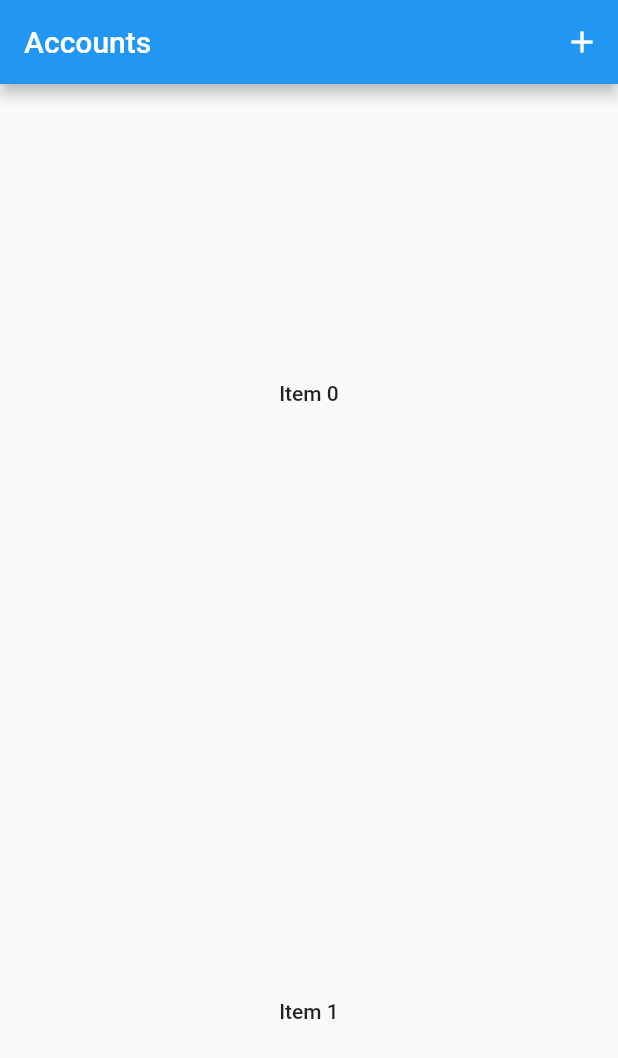
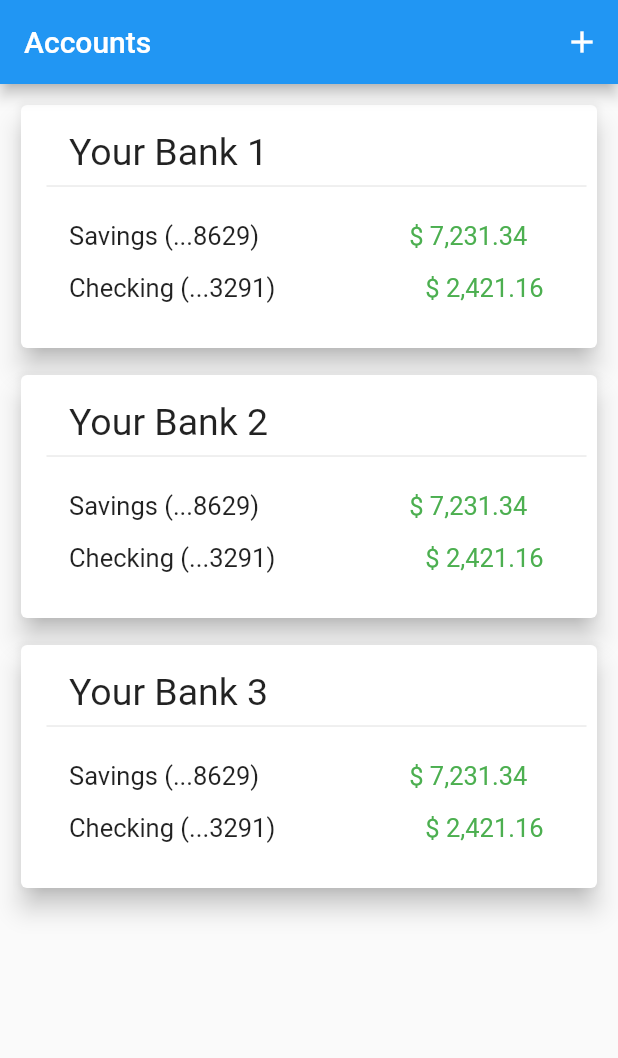
Before and after one commit to BYUCS452F2021/PennyTrax, a Flutter app: the screen it shows after launch, on a phone screen of 412 x 824 dp. Shown: the top 1058 px of the screen. Run offline on Flutter 3.47's test engine with Material 2 defaults, Android fonts, the phone set to English and light mode, and no system bars.

Commit message:
Add template for account cards

```diff
--- a/frontend/lib/view/accounts.dart
+++ b/frontend/lib/view/accounts.dart
@@ -19,7 +19,6 @@ class _AccountsState extends State<Accounts> {
 
   @override
   Widget build(BuildContext context) {
-
     return Scaffold(
       appBar: AppBar(
         title: const Text('Accounts'),
@@ -35,19 +34,111 @@ class _AccountsState extends State<Accounts> {
           ),
         ],
       ),
-      body: GridView.count(
-        // Number of columns
-        crossAxisCount: 1,
-        // Generate list of widgets
-        children: List.generate(100, (index) {
-          return Center(
-            child: Text(
-              'Item $index',
-              style: Theme.of(context).textTheme.bodyText1,
-            ),
-          );
-        }),
+      body: ListView.builder(
+        itemCount: 3,
+        itemBuilder: (context, index) {
+          return accountCard(index);
+        },
       ),
     );
   }
 }
+
+Widget accountCard(index) {
+  return Container(
+    padding: EdgeInsets.fromLTRB(10, 10, 10, 0),
+    height: 180,
+    width: double.maxFinite,
+    child: Card(
+      elevation: 7,
+      child: Padding(
+        padding: EdgeInsets.all(7),
+        child: Stack(children: <Widget>[
+          Align(
+            alignment: Alignment.centerRight,
+            child: Stack(
+              children: <Widget>[
+                Padding(
+                  padding: const EdgeInsets.only(left: 10, top: 5),
+                  child: Column(
+                    children: <Widget>[
+                      Row(
+                        children: <Widget>[
+                          Padding(
+                            padding: EdgeInsets.only(left: 15, top: 5),
+                            child: Align(
+                              alignment: Alignment.centerLeft,
+                              child: Text(
+                                'Your Bank ${index + 1}',
+                                style: TextStyle(fontSize: 25),
+                              ),
+                            ),
+                          )
+                        ],
+                      ),
+                      Row(
+                        children: const <Widget>[
+                          Expanded(child: Divider()),
+                        ],
+                      ),
+                      Row(
+                        children: const <Widget>[
+                          Padding(
+                            padding: EdgeInsets.only(left: 15, top: 15),
+                            child: Align(
+                              alignment: Alignment.centerLeft,
+                              child: Text(
+                                "Savings (...8629)",
+                                style: TextStyle(fontSize: 17),
+                              ),
+                            ),
+                          ),
+                          Padding(
+                            padding: EdgeInsets.only(left: 100, top: 15),
+                            child: Align(
+                              alignment: Alignment.centerLeft,
+                              child: Text(
+                                "\$ 7,231.34",
+                                style: TextStyle(
+                                    fontSize: 17, color: Colors.green),
+                              ),
+                            ),
+                          )
+                        ],
+                      ),
+                      Row(
+                        children: const <Widget>[
+                          Padding(
+                            padding: EdgeInsets.only(left: 15, top: 15),
+                            child: Align(
+                              alignment: Alignment.centerLeft,
+                              child: Text(
+                                "Checking (...3291)",
+                                style: TextStyle(fontSize: 17),
+                              ),
+                            ),
+                          ),
+                          Padding(
+                            padding: EdgeInsets.only(left: 100, top: 15),
+                            child: Align(
+                              alignment: Alignment.centerLeft,
+                              child: Text(
+                                "\$ 2,421.16",
+                                style: TextStyle(
+                                    fontSize: 17, color: Colors.green),
+                              ),
+                            ),
+                          )
+                        ],
+                      )
+                    ],
+                  ),
+                )
+              ],
+            ),
+          )
+        ]),
+      ),
+    ),
+  );
+}
```
